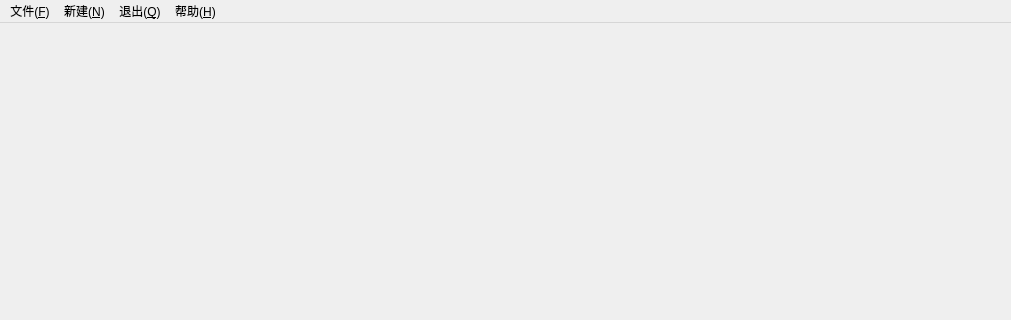
Before: the Qt Designer form LearnQt/LearnQtSamlin/mainwindow.ui in SaMLIn1042/TinyIDE, drawn with Qt 5; both pictures show x 0 to 1011 and y 0 to 320 of the 1011 by 867 pixel window.
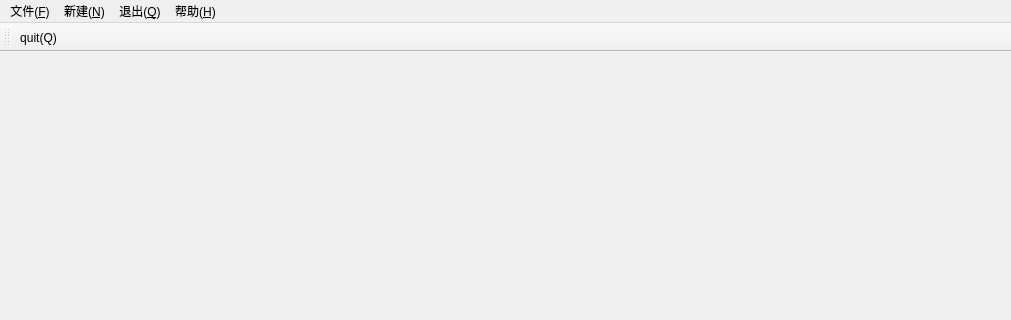
After: the same form once the commit is applied.

Commit message: samlin: learing qt

Patch:
```diff
--- a/LearnQt/LearnQtSamlin/mainwindow.ui
+++ b/LearnQt/LearnQtSamlin/mainwindow.ui
@@ -50,11 +50,28 @@
    <addaction name="menu_H"/>
   </widget>
   <widget class="QStatusBar" name="statusbar"/>
-  <action name="action_A">
+  <widget class="QToolBar" name="toolBar">
+   <property name="windowTitle">
+    <string>toolBar</string>
+   </property>
+   <attribute name="toolBarArea">
+    <enum>TopToolBarArea</enum>
+   </attribute>
+   <attribute name="toolBarBreak">
+    <bool>false</bool>
+   </attribute>
+   <addaction name="actionQuit"/>
+  </widget>
+  <action name="actionAbout">
    <property name="text">
     <string>关于(&amp;A)</string>
    </property>
   </action>
+  <action name="actionQuit">
+   <property name="text">
+    <string>quit(&amp;Q)</string>
+   </property>
+  </action>
  </widget>
  <resources/>
  <connections/>
```
Left out of the diff: 22 changed lines with no effect on the pictures. The commit also changes 2 other files.
